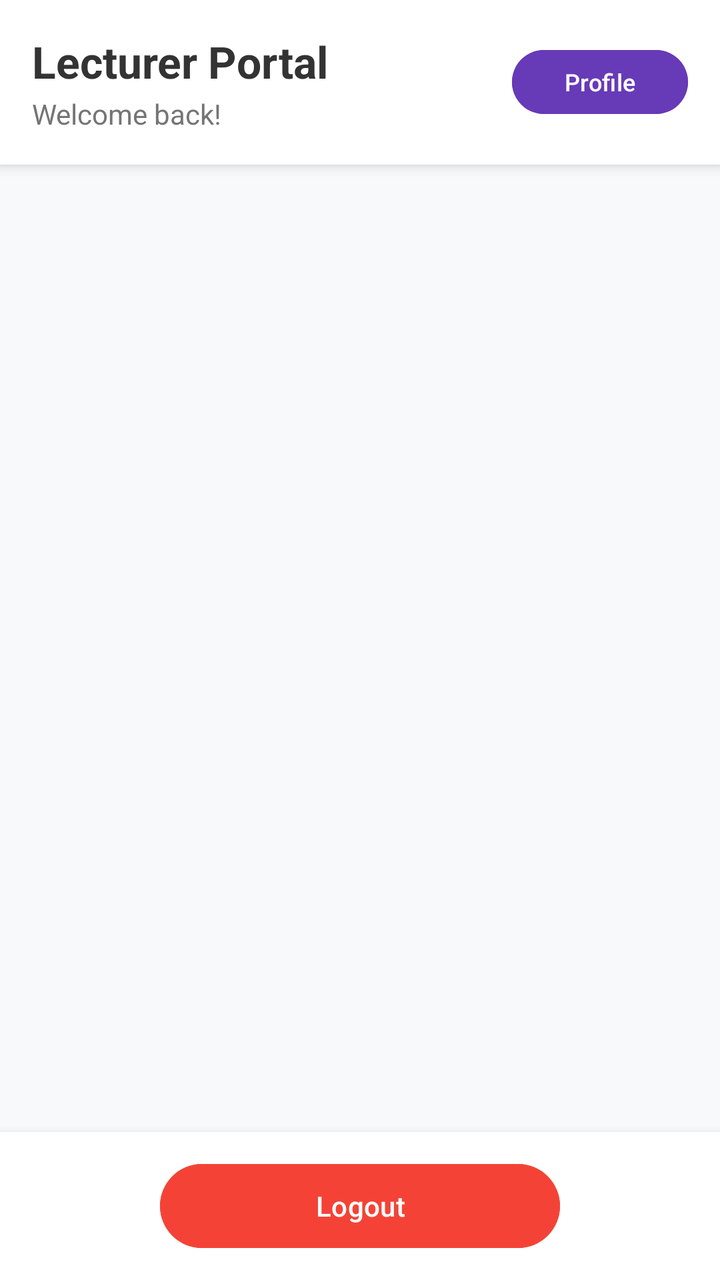
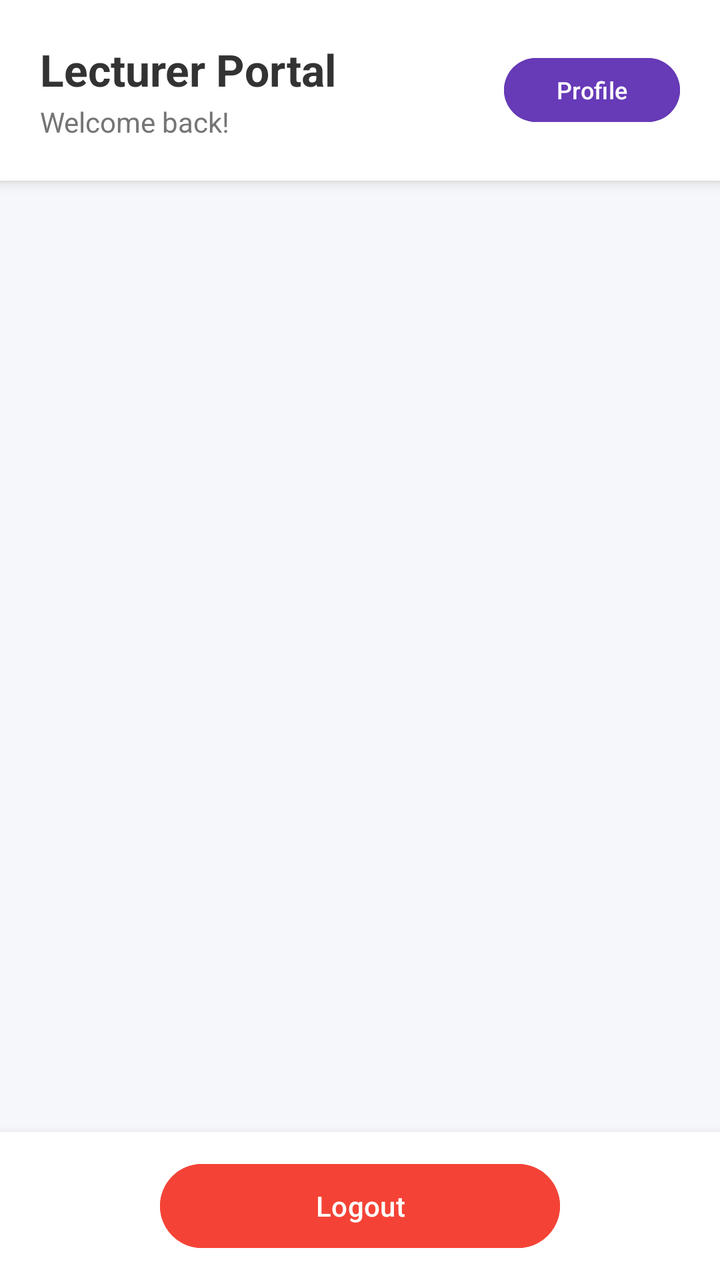

An Android layout rendered at two revisions. The XML below is the earlier revision; the diff shows what the commit changed to produce the second picture.
<!-- AndroidManifest.xml: application theme Theme.Umma_University -->
<!-- res/layout/activity_lecturer_dashboard.xml -->
<?xml version="1.0" encoding="utf-8"?>
<RelativeLayout xmlns:android="http://schemas.android.com/apk/res/android"
    android:layout_width="match_parent"
    android:layout_height="match_parent"
    android:background="#F8F9FA">

    
    <RelativeLayout
        android:id="@+id/topBar"
        android:layout_width="match_parent"
        android:layout_height="wrap_content"
        android:padding="16dp"
        android:background="#FFFFFF"
        android:elevation="4dp"
        android:layout_alignParentTop="true">

        <LinearLayout
            android:layout_width="wrap_content"
            android:layout_height="wrap_content"
            android:orientation="vertical"
            android:layout_centerVertical="true">

            <TextView
                android:layout_width="wrap_content"
                android:layout_height="wrap_content"
                android:text="Lecturer Portal"
                android:textSize="22sp"
                android:textStyle="bold"
                android:textColor="#333333" />

            <TextView
                android:layout_width="wrap_content"
                android:layout_height="wrap_content"
                android:text="Welcome back!"
                android:textSize="14sp"
                android:textColor="#757575"
                android:layout_marginTop="2dp" />
        </LinearLayout>

        
        <Button
            android:id="@+id/btnLecProfile"
            android:layout_width="wrap_content"
            android:layout_height="40dp"
            android:text="Profile"
            android:textSize="12sp"
            android:textAllCaps="false"
            android:backgroundTint="#673AB7"
            android:textColor="#FFFFFF"
            android:layout_alignParentEnd="true"
            android:layout_centerVertical="true" />
    </RelativeLayout>

    
    <androidx.recyclerview.widget.RecyclerView
        android:id="@+id/recyclerLecUnits"
        android:layout_width="match_parent"
        android:layout_height="match_parent"
        android:layout_below="@id/topBar"
        android:layout_above="@id/bottomNav"
        android:padding="16dp"
        android:clipToPadding="false" />

    
    <FrameLayout
        android:id="@+id/bottomNav"
        android:layout_width="match_parent"
        android:layout_height="wrap_content"
        android:background="#FFFFFF"
        android:elevation="8dp"
        android:padding="12dp"
        android:layout_alignParentBottom="true">

        
        <Button
            android:id="@+id/btnLogoutLec"
            android:layout_width="200dp"
            android:layout_height="50dp"
            android:layout_gravity="center"
            android:text="Logout"
            android:textSize="14sp"
            android:textAllCaps="false"
            android:backgroundTint="#F44336"
            android:textColor="#FFFFFF" />
    </FrameLayout>

</RelativeLayout>
<!-- resources referenced by this layout -->
<resources>
  <style name="Theme.Umma_University" parent="Base.Theme.Umma_University" />
  <style name="Base.Theme.Umma_University" parent="Theme.Material3.DayNight.NoActionBar">
          
          
      </style>
</resources>

<!-- the commit's change to res/layout/activity_lecturer_dashboard.xml (unified diff, before → after) -->
@@ -2,24 +2,25 @@
 <RelativeLayout xmlns:android="http://schemas.android.com/apk/res/android"
     android:layout_width="match_parent"
     android:layout_height="match_parent"
-    android:background="#F8F9FA">
+    android:background="#F5F7FA">
 
     
-    <RelativeLayout
+    <LinearLayout
         android:id="@+id/topBar"
         android:layout_width="match_parent"
         android:layout_height="wrap_content"
-        android:padding="16dp"
+        android:orientation="horizontal"
+        android:padding="20dp"
         android:background="#FFFFFF"
         android:elevation="4dp"
+        android:gravity="center_vertical"
         android:layout_alignParentTop="true">
 
         <LinearLayout
-            android:layout_width="wrap_content"
+            android:layout_width="0dp"
             android:layout_height="wrap_content"
-            android:orientation="vertical"
-            android:layout_centerVertical="true">
-
+            android:layout_weight="1"
+            android:orientation="vertical">
             <TextView
                 android:layout_width="wrap_content"
                 android:layout_height="wrap_content"
@@ -27,7 +28,6 @@
                 android:textSize="22sp"
                 android:textStyle="bold"
                 android:textColor="#333333" />
-
             <TextView
                 android:layout_width="wrap_content"
                 android:layout_height="wrap_content"
@@ -46,10 +46,8 @@
             android:textSize="12sp"
             android:textAllCaps="false"
             android:backgroundTint="#673AB7"
-            android:textColor="#FFFFFF"
-            android:layout_alignParentEnd="true"
-            android:layout_centerVertical="true" />
-    </RelativeLayout>
+            android:textColor="#FFFFFF" />
+    </LinearLayout>
 
     
     <androidx.recyclerview.widget.RecyclerView
